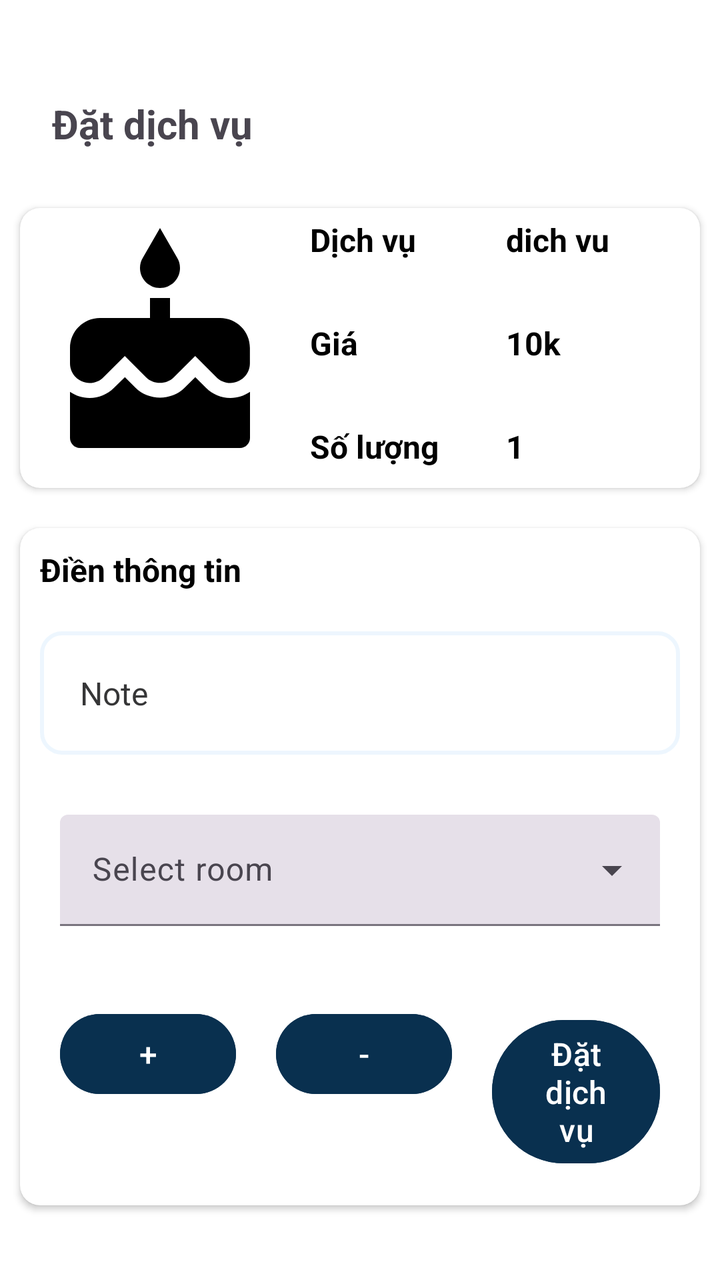
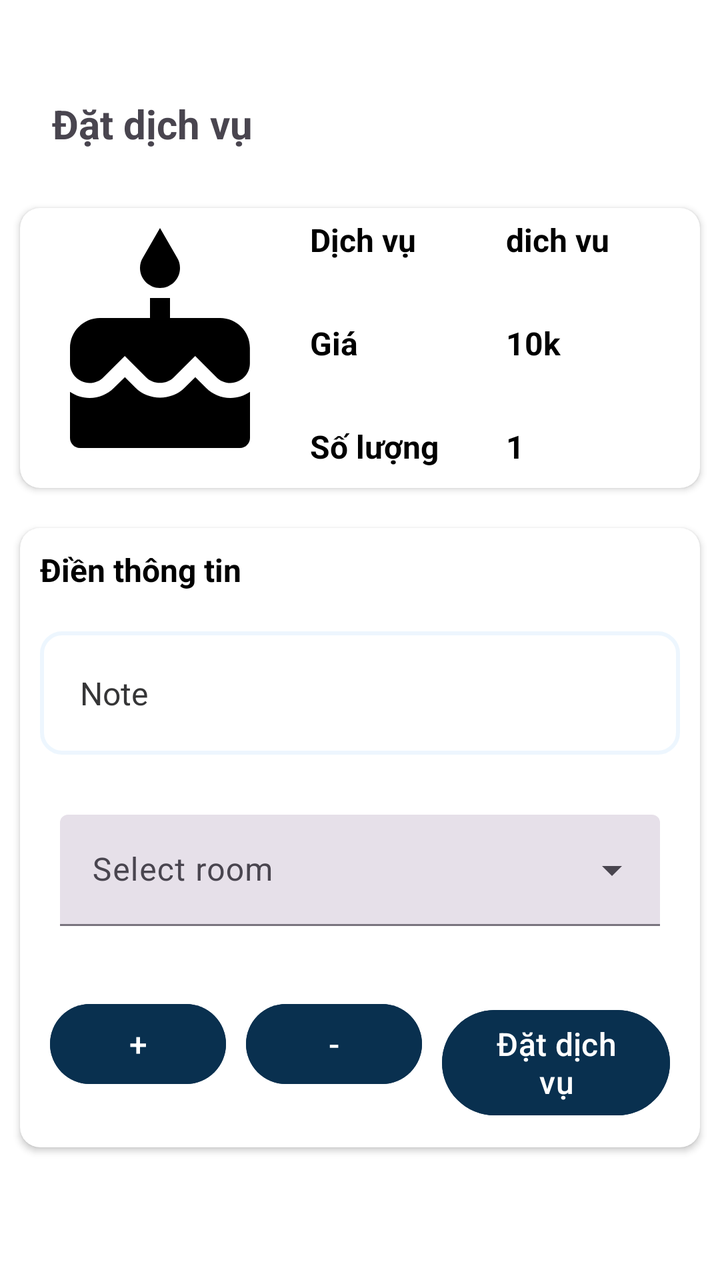

The first picture is an Android layout as it rendered before a commit; the second is the same layout after the commit. The layout source and the unified diff follow.
<!-- AndroidManifest.xml: application theme Theme.Hsb -->
<!-- res/layout/activity_service_request.xml -->
<?xml version="1.0" encoding="utf-8"?>

<LinearLayout xmlns:android="http://schemas.android.com/apk/res/android"
    xmlns:app="http://schemas.android.com/apk/res-auto"
    android:layout_width="match_parent"
    android:layout_height="match_parent"
    android:orientation="vertical">

    <androidx.appcompat.widget.Toolbar
        android:id="@+id/toolbar"
        android:layout_width="match_parent"
        android:layout_height="wrap_content"
        android:orientation="horizontal"
        android:layout_marginStart="10dp"
        android:layout_marginTop="30dp">
        <TextView
            android:id="@+id/toolbar_title"
            android:layout_width="wrap_content"
            android:layout_height="wrap_content"
            android:layout_marginLeft="10dp"
            android:layout_marginTop="10dp"
            android:text="Đặt dịch vụ"
            android:textSize="20sp"
            android:textStyle="bold" />
    </androidx.appcompat.widget.Toolbar>

    <androidx.core.widget.NestedScrollView
        android:layout_width="match_parent"
        android:layout_height="wrap_content">

        <LinearLayout
            android:layout_width="match_parent"
            android:layout_height="wrap_content"
            android:orientation="vertical">

            <androidx.cardview.widget.CardView
                android:id="@+id/service"
                android:layout_width="match_parent"
                android:layout_height="wrap_content"
                android:layout_margin="10dp"
                android:layout_marginStart="10dp"
                android:layout_marginTop="20dp"
                android:layout_marginEnd="10dp"
                android:layout_marginBottom="20dp"
                app:cardCornerRadius="10dp">


                <RelativeLayout
                    android:layout_width="match_parent"
                    android:layout_height="wrap_content"
                    android:orientation="horizontal">

                    <ImageView
                        android:id="@+id/iv_image_service"
                        android:layout_width="120dp"
                        android:layout_height="120dp"
                        android:layout_margin="10dp"
                        android:src="@drawable/baseline_cake_24" />


                    <TextView
                        android:id="@+id/tv_name"
                        android:layout_width="wrap_content"
                        android:layout_height="wrap_content"
                        android:layout_margin="5dp"
                        android:layout_toEndOf="@+id/iv_image_service"
                        android:text="Dịch vụ"
                        android:textColor="@color/black"
                        android:textSize="16sp"
                        android:textStyle="bold" />

                    <TextView
                        android:id="@+id/tv_name_service"
                        android:layout_width="wrap_content"
                        android:layout_height="wrap_content"
                        android:layout_alignTop="@+id/tv_name"
                        android:layout_toEndOf="@+id/tv_name"
                        android:layout_marginLeft="40dp"
                        android:text="dich vu"
                        android:textColor="@color/black"
                        android:textSize="16sp"
                        android:textStyle="bold" />

                    <TextView
                        android:id="@+id/tv_price"
                        android:layout_width="wrap_content"
                        android:layout_height="wrap_content"
                        android:layout_below="@+id/tv_name_service"
                        android:layout_alignStart="@+id/tv_name"
                        android:layout_marginTop="30dp"
                        android:text="Giá"
                        android:textColor="@color/black"
                        android:textSize="16sp"
                        android:textStyle="bold" />

                    <TextView
                        android:id="@+id/tv_service_price"
                        android:layout_width="wrap_content"
                        android:layout_height="wrap_content"
                        android:layout_alignStart="@+id/tv_name_service"
                        android:layout_alignTop="@+id/tv_price"
                        android:layout_marginTop="0dp"
                        android:text="10k"
                        android:textColor="@color/black"
                        android:textSize="16sp"
                        android:textStyle="bold" />

                    <TextView
                        android:id="@+id/tv_amount"
                        android:layout_width="wrap_content"
                        android:layout_height="wrap_content"
                        android:layout_below="@+id/tv_price"
                        android:layout_alignStart="@+id/tv_price"
                        android:layout_marginTop="30dp"
                        android:text="Số lượng"
                        android:textColor="@color/black"
                        android:textSize="16sp"
                        android:textStyle="bold" />

                    <TextView
                        android:id="@+id/tv_service_amount"
                        android:layout_width="wrap_content"
                        android:layout_height="wrap_content"
                        android:layout_alignStart="@+id/tv_service_price"
                        android:layout_alignTop="@+id/tv_amount"
                        android:text="1"
                        android:textColor="@color/black"
                        android:textSize="16sp"
                        android:textStyle="bold" />

                </RelativeLayout>

            </androidx.cardview.widget.CardView>

            <androidx.cardview.widget.CardView
                android:layout_width="match_parent"
                android:layout_height="wrap_content"
                android:layout_margin="10dp"
                android:layout_marginStart="10dp"
                android:layout_marginTop="20dp"
                android:layout_marginEnd="10dp"
                android:layout_marginBottom="20dp"
                app:cardCornerRadius="10dp">

                <LinearLayout
                    android:layout_width="match_parent"
                    android:layout_height="wrap_content"
                    android:orientation="vertical">

                    <TextView
                        android:layout_width="wrap_content"
                        android:layout_height="wrap_content"
                        android:layout_margin="10dp"
                        android:text="Điền thông tin"
                        android:textColor="@color/black"
                        android:textSize="16sp"
                        android:textStyle="bold" />



                    <EditText
                        android:id="@+id/et_remark"
                        android:layout_width="match_parent"
                        android:layout_height="wrap_content"
                        android:layout_margin="10dp"
                        android:background="@drawable/bg_transparent_input"
                        android:hint="Note"
                        android:inputType="textMultiLine"
                        android:paddingLeft="20dp"
                        android:paddingTop="20dp"
                        android:paddingRight="20dp"
                        android:paddingBottom="20dp"
                        android:textColor="#000000"
                        android:textColorHint="#363637"
                        android:textSize="16sp" />

                    <com.google.android.material.textfield.TextInputLayout
                        style="@style/Widget.Material3.TextInputLayout.FilledBox.ExposedDropdownMenu"
                        android:layout_width="match_parent"
                        android:layout_height="wrap_content"
                        android:paddingLeft="20dp"
                        android:paddingTop="20dp"
                        android:paddingRight="20dp"
                        android:paddingBottom="20dp">

                        <AutoCompleteTextView
                            android:id="@+id/auto_complete_room"
                            android:layout_width="match_parent"
                            android:layout_height="wrap_content"
                            android:hint="Select room" />
                    </com.google.android.material.textfield.TextInputLayout>

                    <LinearLayout
                        android:layout_width="match_parent"
                        android:layout_height="wrap_content"
                        android:layout_margin="10dp"
                        android:orientation="horizontal">

                        <Button
                            android:id="@+id/btn_add"
                            android:layout_width="wrap_content"
                            android:layout_height="wrap_content"
                            android:layout_margin="10dp"
                            android:backgroundTint="#09304F"
                            android:text="+"
                            android:textColor="@color/white"
                            android:textSize="16sp" />

                        <Button
                            android:id="@+id/btn_remove"
                            android:layout_width="wrap_content"
                            android:layout_height="wrap_content"
                            android:layout_margin="10dp"
                            android:backgroundTint="#09304F"
                            android:text="-"
                            android:textColor="@color/white"
                            android:textSize="16sp" />

                        <Button
                            android:id="@+id/btn_order"
                            android:layout_width="match_parent"
                            android:layout_height="wrap_content"
                            android:layout_margin="10dp"
                            android:backgroundTint="#09304F"
                            android:text="Đặt dịch vụ"
                            android:textColor="@color/white"
                            android:textSize="16sp" />
                    </LinearLayout>

                    
                </LinearLayout>
            </androidx.cardview.widget.CardView>

            <LinearLayout
                android:layout_width="match_parent"
                android:layout_height="wrap_content">

            </LinearLayout>
        </LinearLayout>
    </androidx.core.widget.NestedScrollView>
</LinearLayout>
<!-- resources referenced by this layout -->
<resources>
  <color name="black">#FF000000</color>
  <color name="white">#FFFFFFFF</color>
  <!-- drawable baseline_cake_24 (drawable) -->
  <vector xmlns:android="http://schemas.android.com/apk/res/android" android:height="24dp" android:tint="#000000" android:viewportHeight="24" android:viewportWidth="24" android:width="24dp">
        
      <path android:fillColor="@android:color/white" android:pathData="M12,6c1.11,0 2,-0.9 2,-2 0,-0.38 -0.1,-0.73 -0.29,-1.03L12,0l-1.71,2.97c-0.19,0.3 -0.29,0.65 -0.29,1.03 0,1.1 0.9,2 2,2zM16.6,15.99l-1.07,-1.07 -1.08,1.07c-1.3,1.3 -3.58,1.31 -4.89,0l-1.07,-1.07 -1.09,1.07C6.75,16.64 5.88,17 4.96,17c-0.73,0 -1.4,-0.23 -1.96,-0.61L3,21c0,0.55 0.45,1 1,1h16c0.55,0 1,-0.45 1,-1v-4.61c-0.56,0.38 -1.23,0.61 -1.96,0.61 -0.92,0 -1.79,-0.36 -2.44,-1.01zM18,9h-5L13,7h-2v2L6,9c-1.66,0 -3,1.34 -3,3v1.54c0,1.08 0.88,1.96 1.96,1.96 0.52,0 1.02,-0.2 1.38,-0.57l2.14,-2.13 2.13,2.13c0.74,0.74 2.03,0.74 2.77,0l2.14,-2.13 2.13,2.13c0.37,0.37 0.86,0.57 1.38,0.57 1.08,0 1.96,-0.88 1.96,-1.96L20.99,12C21,10.34 19.66,9 18,9z"/>
      
  </vector>
  <!-- drawable bg_transparent_input (drawable) -->
  <?xml version="1.0" encoding="utf-8"?>
  
  <shape xmlns:android="http://schemas.android.com/apk/res/android"
      android:shape="rectangle">
      <corners android:radius="4dp" />
      <solid android:color="#85FFFFFF" />
      <stroke android:width="2dp" android:color="#1E68AFF6" />
      <corners android:radius="10dp" />
  </shape>
  <style name="Theme.Hsb" parent="Theme.Material3.Light.NoActionBar">
          
          
          <item name="android:windowBackground">@color/white</item>
      </style>
</resources>

<!-- the commit's change to res/layout/activity_service_request.xml (unified diff, before → after) -->
@@ -200,7 +200,7 @@
                             android:id="@+id/btn_add"
                             android:layout_width="wrap_content"
                             android:layout_height="wrap_content"
-                            android:layout_margin="10dp"
+                            android:layout_margin="5dp"
                             android:backgroundTint="#09304F"
                             android:text="+"
                             android:textColor="@color/white"
@@ -210,7 +210,7 @@
                             android:id="@+id/btn_remove"
                             android:layout_width="wrap_content"
                             android:layout_height="wrap_content"
-                            android:layout_margin="10dp"
+                            android:layout_margin="5dp"
                             android:backgroundTint="#09304F"
                             android:text="-"
                             android:textColor="@color/white"
@@ -218,9 +218,9 @@
 
                         <Button
                             android:id="@+id/btn_order"
-                            android:layout_width="match_parent"
-                            android:layout_height="wrap_content"
-                            android:layout_margin="10dp"
+                            android:layout_width="wrap_content"
+                            android:layout_height="wrap_content"
+                            android:layout_margin="5dp"
                             android:backgroundTint="#09304F"
                             android:text="Đặt dịch vụ"
                             android:textColor="@color/white"
